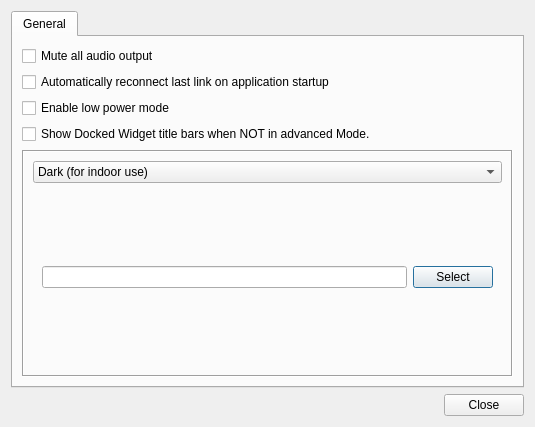
Above: src/ui/QGCSettingsWidget.ui from mavlink/qgroundcontrol before the change. Below: the same form after it.
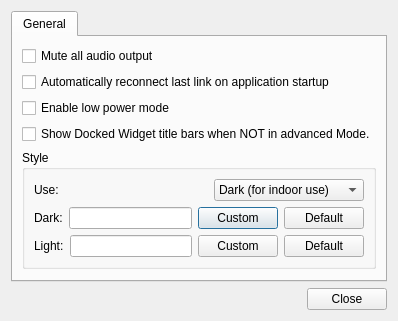
That is the form after the change. Icons and pictures are not drawn.

Commit message: Revised the UI for styling QGC again. I think it's a little clearer now.

```diff
--- a/src/ui/QGCSettingsWidget.ui
+++ b/src/ui/QGCSettingsWidget.ui
@@ -6,12 +6,12 @@
    <rect>
     <x>0</x>
     <y>0</y>
-    <width>535</width>
-    <height>427</height>
+    <width>392</width>
+    <height>313</height>
    </rect>
   </property>
   <property name="sizePolicy">
-   <sizepolicy hsizetype="Preferred" vsizetype="Minimum">
+   <sizepolicy hsizetype="MinimumExpanding" vsizetype="MinimumExpanding">
     <horstretch>0</horstretch>
     <verstretch>0</verstretch>
    </sizepolicy>
@@ -73,20 +73,42 @@
         </widget>
        </item>
        <item>
-        <widget class="QFrame" name="styleFrame">
+        <widget class="QGroupBox" name="groupBox">
+         <property name="title">
+          <string>Style</string>
+         </property>
+         <layout class="QVBoxLayout" name="verticalLayout_3">
+          <item>
+           <layout class="QHBoxLayout" name="horizontalLayout">
+            <property name="sizeConstraint">
+             <enum>QLayout::SetMinimumSize</enum>
+            </property>
+            <item>
+             <widget class="QLabel" name="label">
          <property name="sizePolicy">
-          <sizepolicy hsizetype="Preferred" vsizetype="Minimum">
+               <sizepolicy hsizetype="Minimum" vsizetype="Minimum">
            <horstretch>0</horstretch>
            <verstretch>0</verstretch>
           </sizepolicy>
          </property>
-         <property name="frameShape">
-          <enum>QFrame::Box</enum>
-         </property>
-         <property name="frameShadow">
-          <enum>QFrame::Sunken</enum>
-         </property>
-         <layout class="QVBoxLayout" name="verticalLayout_5">
+              <property name="text">
+               <string>Use:</string>
+              </property>
+             </widget>
+            </item>
+            <item>
+             <spacer name="horizontalSpacer">
+              <property name="orientation">
+               <enum>Qt::Horizontal</enum>
+              </property>
+              <property name="sizeHint" stdset="0">
+               <size>
+                <width>40</width>
+                <height>20</height>
+               </size>
+              </property>
+             </spacer>
+            </item>
           <item>
            <widget class="QComboBox" name="styleChooser">
             <item>
@@ -99,49 +121,94 @@
               <string>Light (for outdoor use)</string>
              </property>
             </item>
+             </widget>
+            </item>
+           </layout>
+          </item>
             <item>
+           <layout class="QHBoxLayout" name="DarkStyleLayout">
+            <item>
+             <widget class="QLabel" name="label_2">
+              <property name="sizePolicy">
+               <sizepolicy hsizetype="Minimum" vsizetype="Minimum">
+                <horstretch>0</horstretch>
+                <verstretch>0</verstretch>
+               </sizepolicy>
+              </property>
              <property name="text">
-              <string>Custom dark (for indoor use)</string>
-             </property>
+               <string>Dark:</string>
+              </property>
+             </widget>
             </item>
             <item>
+             <widget class="QLineEdit" name="darkStyleFile"/>
+            </item>
+            <item>
+             <widget class="QPushButton" name="darkStyleCustomButton">
              <property name="text">
-              <string>Custom light (for outdoor use)</string>
-             </property>
+               <string>Custom</string>
+              </property>
+             </widget>
             </item>
-           </widget>
-          </item>
+            <item>
+             <widget class="QPushButton" name="darkStyleDefaultButton">
+              <property name="text">
+               <string>Default</string>
+              </property>
+             </widget>
+            </item>
+           </layout>
+          </item>
           <item>
-           <widget class="QFrame" name="customStyleFrame">
+           <layout class="QHBoxLayout" name="LightStyleLayout">
+            <item>
+             <widget class="QLabel" name="label_3">
             <property name="sizePolicy">
-             <sizepolicy hsizetype="MinimumExpanding" vsizetype="Minimum">
+               <sizepolicy hsizetype="Minimum" vsizetype="Minimum">
               <horstretch>0</horstretch>
               <verstretch>0</verstretch>
              </sizepolicy>
             </property>
-            <property name="frameShape">
-             <enum>QFrame::NoFrame</enum>
-            </property>
-            <property name="frameShadow">
-             <enum>QFrame::Plain</enum>
-            </property>
-            <layout class="QHBoxLayout" name="horizontalLayout_2">
+              <property name="text">
+               <string>Light:</string>
+              </property>
+             </widget>
+            </item>
              <item>
-              <widget class="QLineEdit" name="lineEdit"/>
+             <widget class="QLineEdit" name="lightStyleFile"/>
              </item>
              <item>
-              <widget class="QPushButton" name="customStyleFileButton">
+             <widget class="QPushButton" name="lightStyleCustomButton">
                <property name="text">
-                <string>Select</string>
+               <string>Custom</string>
                </property>
               </widget>
              </item>
-            </layout>
+            <item>
+             <widget class="QPushButton" name="lightStyleDefaultButton">
+              <property name="text">
+               <string>Default</string>
+              </property>
            </widget>
           </item>
          </layout>
+          </item>
+         </layout>
         </widget>
        </item>
+       <item>
+        <spacer name="verticalSpacer">
+         <property name="orientation">
+          <enum>Qt::Vertical</enum>
+         </property>
+         <property name="sizeHint" stdset="0">
+          <size>
+           <width>20</width>
+           <height>0</height>
+          </size>
+         </property>
+        </spacer>
+       </item>
       </layout>
      </widget>
     </widget>
```
Lines whose indentation alone changed are shown as unchanged. The commit also changes 2 other files.
